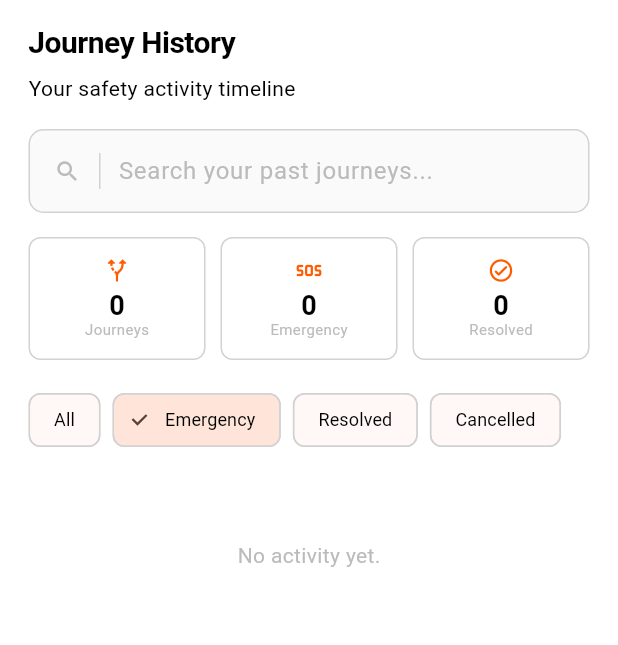
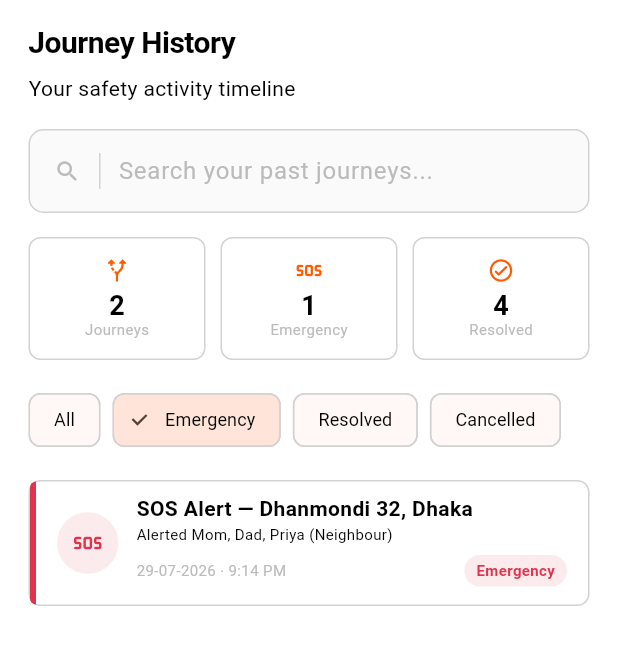
Before and after one commit to dammuvenkatasreesanth/safe_her_project, a Flutter app: the HistoryTab widget shown alone on an empty page, opened directly, after a tap on "Emergency", on a phone screen of 412 x 824 dp. Shown: the top 645 px of the screen. Run offline on Flutter 3.47's test engine with Material 3 defaults, Android fonts, the phone set to English and light mode, and no system bars; our stand-ins replace cloud_firestore, firebase_core, firebase_messaging, flutter_map, flutter_svg, geolocator and 3 more; accounts and stored records are empty; network calls fail.

Commit message:
Revert "Implement Module 9"

```diff
--- a/lib/models/incident.dart
+++ /dev/null
@@ -1,89 +0,0 @@
-import 'package:cloud_firestore/cloud_firestore.dart';
-import 'package:latlong2/latlong.dart';
-
-/// Matches the `incidents` collection in the shared Firestore schema
-/// (used by Module 3 - SOS and Module 9 - Reporting/History/Admin Dashboard).
-enum IncidentType { sos, report }
-
-enum IncidentStatus { emergency, resolved, cancelled }
-
-class Incident {
-  Incident({
-    required this.id,
-    required this.reporterId,
-    required this.type,
-    required this.status,
-    required this.title,
-    required this.subtitle,
-    required this.createdAt,
-    this.reportCategory,
-    this.description,
-    this.locationLabel,
-    this.locationLatLng,
-    this.hasPhoto = false,
-  });
-
-  final String id;
-  final String reporterId;
-  final IncidentType type;
-  final IncidentStatus status;
-  final String title;
-  final String subtitle;
-  final DateTime createdAt;
-
-  /// Only set when [type] is IncidentType.report.
-  final String? reportCategory;
-  final String? description;
-  final String? locationLabel;
-  final LatLng? locationLatLng;
-  final bool hasPhoto;
-
-  Map<String, dynamic> toMap() {
-    return {
-      'reporterId': reporterId,
-      'type': type.name,
-      'status': status.name,
-      'title': title,
-      'subtitle': subtitle,
-      'createdAt': FieldValue.serverTimestamp(),
-      if (reportCategory != null) 'reportCategory': reportCategory,
-      if (description != null) 'description': description,
-      if (locationLabel != null) 'locationLabel': locationLabel,
-      if (locationLatLng != null)
-        'locationLatLng': {
-          'lat': locationLatLng!.latitude,
-          'lng': locationLatLng!.longitude,
-        },
-      'hasPhoto': hasPhoto,
-    };
-  }
-
-  factory Incident.fromFirestore(DocumentSnapshot doc) {
-    final data = doc.data() as Map<String, dynamic>? ?? {};
-    final loc = data['locationLatLng'] as Map<String, dynamic>?;
-    final createdTimestamp = data['createdAt'] as Timestamp?;
-
-    return Incident(
-      id: doc.id,
-      reporterId: data['reporterId'] ?? '',
-      type: IncidentType.values.firstWhere(
-        (t) => t.name == data['type'],
-        orElse: () => IncidentType.report,
-      ),
-      status: IncidentStatus.values.firstWhere(
-        (s) => s.name == data['status'],
-        orElse: () => IncidentStatus.resolved,
-      ),
-      title: data['title'] ?? '',
-      subtitle: data['subtitle'] ?? '',
-      createdAt: createdTimestamp?.toDate() ?? DateTime.now(),
-      reportCategory: data['reportCategory'],
-      description: data['description'],
-      locationLabel: data['locationLabel'],
-      locationLatLng: loc != null
-          ? LatLng((loc['lat'] as num).toDouble(), (loc['lng'] as num).toDouble())
-          : null,
-      hasPhoto: data['hasPhoto'] ?? false,
-    );
-  }
-}
--- a/lib/screens/history/history_tab.dart
+++ b/lib/screens/history/history_tab.dart
@@ -1,36 +1,35 @@
 import 'package:flutter/material.dart';
-import '../../models/incident.dart';
-import '../../services/incident_service.dart';
 import '../../theme/app_theme.dart';
 import '../../widgets/app_text_field.dart';
 
-extension on IncidentStatus {
-  Color get color => switch (this) {
-    IncidentStatus.emergency => const Color(0xFFE0334D),
-    IncidentStatus.resolved => const Color(0xFF16A34A),
-    IncidentStatus.cancelled => AppColors.neutral400,
+enum _Status { emergency, resolved, cancelled }
+
+class _Entry {
+  const _Entry({
+    required this.icon,
+    required this.title,
+    required this.subtitle,
+    required this.date,
+    required this.status,
+  });
+
+  final IconData icon;
+  final String title;
+  final String subtitle;
+  final String date;
+  final _Status status;
+
+  Color get color => switch (status) {
+    _Status.emergency => const Color(0xFFE0334D),
+    _Status.resolved => const Color(0xFF16A34A),
+    _Status.cancelled => AppColors.neutral400,
   };
 
-  String get label => switch (this) {
-    IncidentStatus.emergency => 'Emergency',
-    IncidentStatus.resolved => 'Resolved',
-    IncidentStatus.cancelled => 'Cancelled',
+  String get statusLabel => switch (status) {
+    _Status.emergency => 'Emergency',
+    _Status.resolved => 'Resolved',
+    _Status.cancelled => 'Cancelled',
   };
-}
-
-extension on Incident {
-  IconData get icon => switch (type) {
-    IncidentType.sos => Icons.sos_rounded,
-    IncidentType.report => Icons.description_outlined,
-  };
-
-  String get formattedDate {
-    final d = createdAt;
-    String two(int n) => n.toString().padLeft(2, '0');
-    final hour12 = d.hour % 12 == 0 ? 12 : d.hour % 12;
-    final ampm = d.hour < 12 ? 'AM' : 'PM';
-    return '${two(d.day)}-${two(d.month)}-${d.year} · $hour12:${two(d.minute)} $ampm';
-  }
 }
 
 class HistoryTab extends StatefulWidget {
@@ -46,6 +45,58 @@ class _HistoryTabState extends State<HistoryTab> {
 
   static const _filters = ['All', 'Emergency', 'Resolved', 'Cancelled'];
 
+  static const _entries = [
+    _Entry(
+      icon: Icons.sos_rounded,
+      title: 'SOS Alert — Dhanmondi 32, Dhaka',
+      subtitle: 'Alerted Mom, Dad, Priya (Neighbour)',
+      date: '29-07-2026 · 9:14 PM',
+      status: _Status.emergency,
+    ),
+    _Entry(
+      icon: Icons.alt_route_rounded,
+      title: 'Journey: Dhanmondi to Uttara',
+      subtitle: '11.4 km · Arrived safely',
+      date: '27-07-2026 · 6:02 PM',
+      status: _Status.resolved,
+    ),
+    _Entry(
+      icon: Icons.share_location_outlined,
+      title: 'Location Shared',
+      subtitle: 'With Emergency Help Now',
+      date: '24-07-2026 · 8:40 AM',
+      status: _Status.resolved,
+    ),
+    _Entry(
+      icon: Icons.phone_in_talk_outlined,
+      title: 'Fake Call Triggered',
+      subtitle: 'Caller: Mom',
+      date: '20-07-2026 · 7:55 PM',
+      status: _Status.resolved,
+    ),
+    _Entry(
+      icon: Icons.alt_route_rounded,
+      title: 'Journey: Gulshan to Dhanmondi',
+      subtitle: 'Cancelled before departure',
+      date: '18-07-2026 · 3:12 PM',
+      status: _Status.cancelled,
+    ),
+    _Entry(
+      icon: Icons.description_outlined,
+      title: 'Incident Reported',
+      subtitle: 'Suspicious activity near Road 27',
+      date: '14-07-2026 · 10:20 PM',
+      status: _Status.resolved,
+    ),
+  ];
+
+  int get _emergencyCount =>
+      _entries.where((e) => e.status == _Status.emergency).length;
+  int get _journeyCount =>
+      _entries.where((e) => e.title.startsWith('Journey')).length;
+  int get _resolvedCount =>
+      _entries.where((e) => e.status == _Status.resolved).length;
+
   @override
   void dispose() {
     _searchController.dispose();
@@ -54,66 +105,9 @@ class _HistoryTabState extends State<HistoryTab> {
 
   @override
   Widget build(BuildContext context) {
-    return StreamBuilder<List<Incident>>(
-      stream: IncidentService.streamIncidents(),
-      builder: (context, snapshot) {
-        if (snapshot.hasError) {
-          return Center(
-            child: Padding(
-              padding: const EdgeInsets.all(24),
-              child: Text(
-                'Could not load your history. Check your connection.',
-                textAlign: TextAlign.center,
-                style: AppTextStyles.b3,
-              ),
-            ),
-          );
-        }
-        if (!snapshot.hasData) {
-          return const Center(child: CircularProgressIndicator());
-        }
-        return _HistoryContent(
-          entries: snapshot.data!,
-          filter: _filter,
-          onFilterChanged: (f) => setState(() => _filter = f),
-          searchController: _searchController,
-          onSearchChanged: () => setState(() {}),
-          filters: _filters,
-        );
-      },
-    );
-  }
-}
-
-class _HistoryContent extends StatelessWidget {
-  const _HistoryContent({
-    required this.entries,
-    required this.filter,
-    required this.onFilterChanged,
-    required this.searchController,
-    required this.onSearchChanged,
-    required this.filters,
-  });
-
-  final List<Incident> entries;
-  final String filter;
-  final ValueChanged<String> onFilterChanged;
-  final TextEditingController searchController;
-  final VoidCallback onSearchChanged;
-  final List<String> filters;
-
-  int get _emergencyCount =>
-      entries.where((e) => e.status == IncidentStatus.emergency).length;
-  int get _journeyCount =>
-      entries.where((e) => e.title.startsWith('Journey')).length;
-  int get _resolvedCount =>
-      entries.where((e) => e.status == IncidentStatus.resolved).length;
-
-  @override
-  Widget build(BuildContext context) {
-    final query = searchController.text.trim().toLowerCase();
-    final visible = entries.where((e) {
-      final matchesFilter = filter == 'All' || e.status.label == filter;
+    final query = _searchController.text.trim().toLowerCase();
+    final visible = _entries.where((e) {
+      final matchesFilter = _filter == 'All' || e.statusLabel == _filter;
       final matchesQuery =
           query.isEmpty ||
           e.title.toLowerCase().contains(query) ||
@@ -137,14 +131,14 @@ class _HistoryContent extends StatelessWidget {
           Text('Your safety activity timeline', style: AppTextStyles.b3),
           const SizedBox(height: 16),
           AppTextField(
-            controller: searchController,
+            controller: _searchController,
             hint: 'Search your past journeys...',
             prefix: const Icon(
               Icons.search_rounded,
               size: 18,
               color: AppColors.neutral400,
             ),
-            onChanged: (_) => onSearchChanged(),
+            onChanged: (_) => setState(() {}),
           ),
           const SizedBox(height: 16),
           Row(
@@ -177,11 +171,11 @@ class _HistoryContent extends StatelessWidget {
           const SizedBox(height: 16),
           Row(
             children: [
-              for (final f in filters) ...[
+              for (final f in _filters) ...[
                 ChoiceChip(
                   label: Text(f),
-                  selected: filter == f,
-                  onSelected: (_) => onFilterChanged(f),
+                  selected: _filter == f,
+                  onSelected: (_) => setState(() => _filter = f),
                   selectedColor: AppColors.primary.withValues(alpha: 0.12),
                   labelStyle: AppTextStyles.b4,
                   side: const BorderSide(color: AppColors.neutral300),
@@ -196,9 +190,7 @@ class _HistoryContent extends StatelessWidget {
               padding: const EdgeInsets.symmetric(vertical: 40),
               child: Center(
                 child: Text(
-                  entries.isEmpty
-                      ? 'No activity yet.'
-                      : 'No matching activity yet.',
+                  'No matching activity yet.',
                   style: AppTextStyles.b3.copyWith(color: AppColors.neutral400),
                 ),
               ),
@@ -247,11 +239,10 @@ class _SummaryCard extends StatelessWidget {
 class _HistoryCard extends StatelessWidget {
   const _HistoryCard({required this.entry});
 
-  final Incident entry;
+  final _Entry entry;
 
   @override
   Widget build(BuildContext context) {
-    final color = entry.status.color;
     return Container(
       margin: const EdgeInsets.only(bottom: 11),
       decoration: BoxDecoration(
@@ -264,7 +255,7 @@ class _HistoryCard extends StatelessWidget {
             Container(
               width: 4,
               decoration: BoxDecoration(
-                color: color,
+                color: entry.color,
                 borderRadius: const BorderRadius.horizontal(
                   left: Radius.circular(4),
                 ),
@@ -282,11 +273,11 @@ class _HistoryCard extends StatelessWidget {
                       width: 41,
                       height: 41,
                       decoration: BoxDecoration(
-                        color: color.withValues(alpha: 0.1),
+                        color: entry.color.withValues(alpha: 0.1),
                         shape: BoxShape.circle,
                       ),
                       alignment: Alignment.center,
-                      child: Icon(entry.icon, size: 20, color: color),
+                      child: Icon(entry.icon, size: 20, color: entry.color),
                     ),
                     const SizedBox(width: 12),
                     Expanded(
@@ -312,7 +303,7 @@ class _HistoryCard extends StatelessWidget {
                           Row(
                             children: [
                               Text(
-                                entry.formattedDate,
+                                entry.date,
                                 style: AppTextStyles.b5.copyWith(
                                   color: AppColors.neutral400,
                                 ),
@@ -324,13 +315,13 @@ class _HistoryCard extends StatelessWidget {
                                   vertical: 3,
                                 ),
                                 decoration: BoxDecoration(
-                                  color: color.withValues(alpha: 0.1),
+                                  color: entry.color.withValues(alpha: 0.1),
                                   borderRadius: BorderRadius.circular(20),
                                 ),
                                 child: Text(
-                                  entry.status.label,
+                                  entry.statusLabel,
                                   style: AppTextStyles.b5.copyWith(
-                                    color: color,
+                                    color: entry.color,
                                     fontWeight: FontWeight.w600,
                                   ),
                                 ),
--- a/lib/services/incident_service.dart
+++ /dev/null
@@ -1,57 +0,0 @@
-import 'package:cloud_firestore/cloud_firestore.dart';
-import 'package:latlong2/latlong.dart';
-import '../models/incident.dart';
-
-/// Module 9 — Incident Reporting, Timeline & Admin Dashboard.
-///
-/// Reads/writes the shared `incidents` collection (also written to by
-/// Module 3's SOS trigger once that's wired up). The web Admin Dashboard
-/// is a separate app reading this same collection.
-class IncidentService {
-  IncidentService._();
-
-  static final _db = FirebaseFirestore.instance;
-  static final _collection = _db.collection('incidents');
-
-  /// TODO(module-1): swap for FirebaseAuth.instance.currentUser!.uid once
-  /// real auth lands. Kept as a single constant so it's a one-line change.
-  static const currentUserId = 'demo_user';
-
-  /// Submits a new incident report from the Report screen.
-  static Future<String> submitReport({
-    required String category,
-    required String description,
-    required String locationLabel,
-    LatLng? locationLatLng,
-    bool hasPhoto = false,
-  }) async {
-    final incident = Incident(
-      id: '', // assigned by Firestore
-      reporterId: currentUserId,
-      type: IncidentType.report,
-      status: IncidentStatus.resolved,
-      title: 'Incident Reported',
-      subtitle: description.isEmpty ? category : description,
-      createdAt: DateTime.now(),
-      reportCategory: category,
-      description: description,
-      locationLabel: locationLabel,
-      locationLatLng: locationLatLng,
-      hasPhoto: hasPhoto,
-    );
-
-    final docRef = await _collection.add(incident.toMap());
-    return docRef.id;
-  }
-
-  /// Real-time feed of this user's incidents (reports + past SOS alerts),
-  /// newest first — backs the History tab.
-  static Stream<List<Incident>> streamIncidents({int limit = 100}) {
-    return _collection
-        .where('reporterId', isEqualTo: currentUserId)
-        .orderBy('createdAt', descending: true)
-        .limit(limit)
-        .snapshots()
-        .map((snap) => snap.docs.map(Incident.fromFirestore).toList());
-  }
-}
```
Also changed, not shown: lib/screens/report/report_screen.dart (+5 -74 lines).
